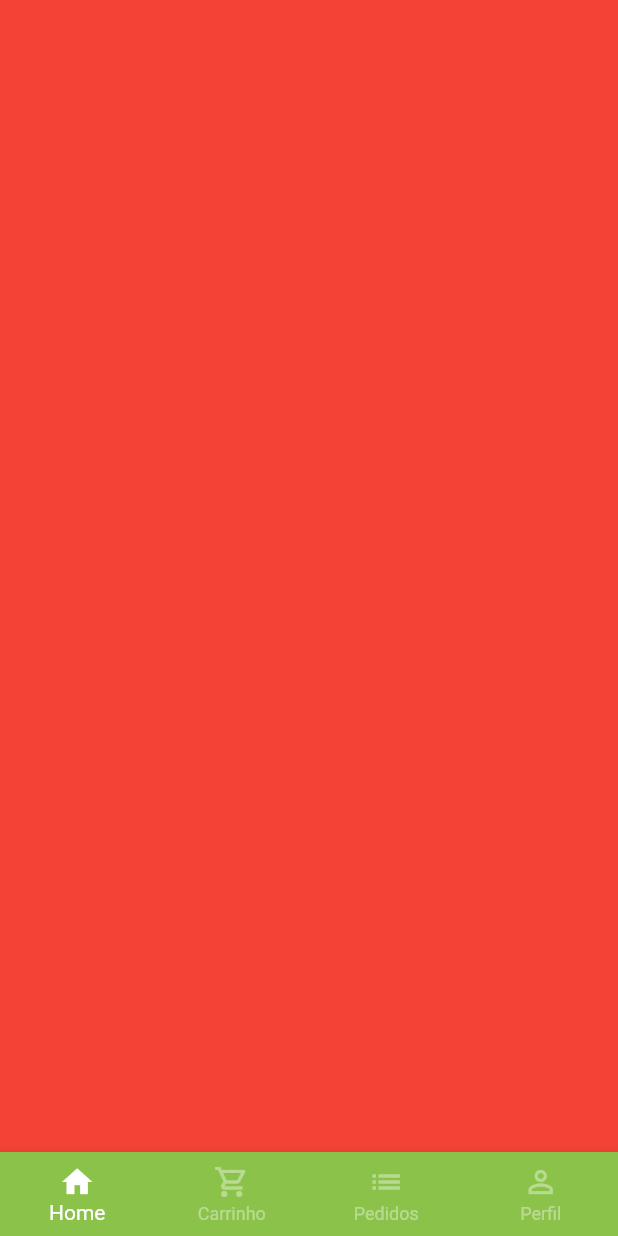
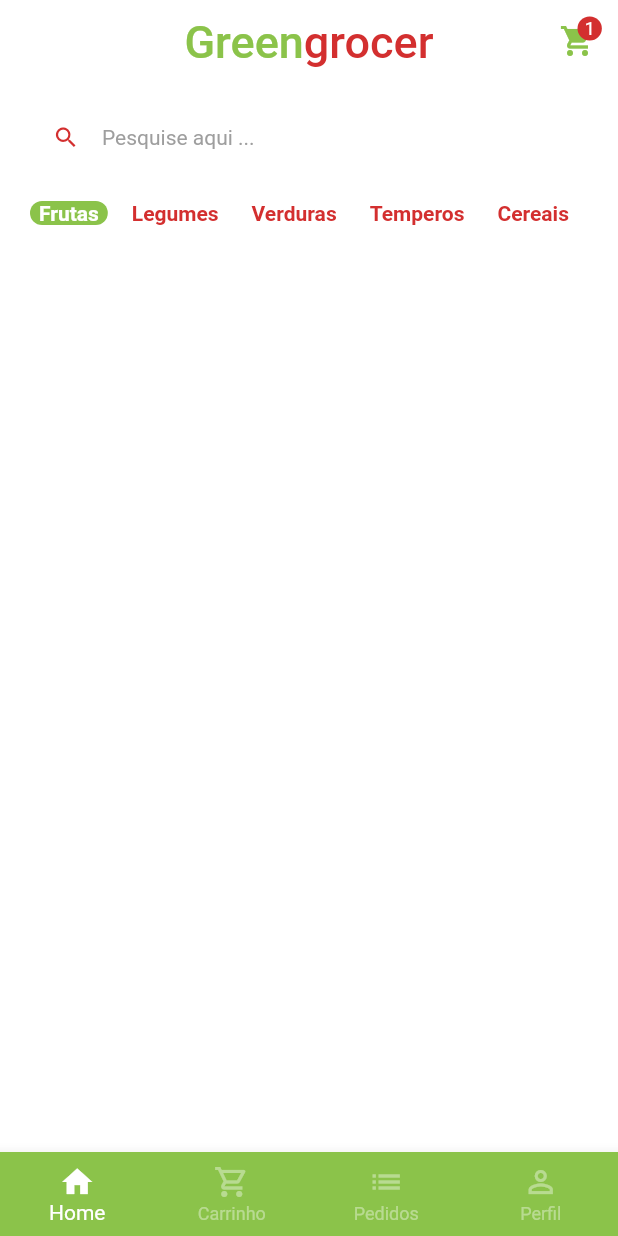
Before and after one commit to douglasgmsantos/udemy-quitanda, a Flutter app: the screen it shows after launch, after a tap on "Entrar", on a phone screen of 412 x 824 dp. Run offline on Flutter 3.47's test engine with Material 2 defaults, Android fonts, the phone set to English and light mode, and no system bars; our stand-ins replace animated_text_kit, mask_text_input_formatter.

Commit message:
feature: adicioando estrutura inicial da home.. appbar, busca e categorias

```diff
--- a/lib/main.dart
+++ b/lib/main.dart
@@ -11,7 +11,9 @@ class MainApp extends StatelessWidget {
   @override
   Widget build(BuildContext context) {
     return MaterialApp(
-      theme: ThemeData(primarySwatch: Colors.green),
+      theme: ThemeData(
+          primarySwatch: Colors.green,
+          scaffoldBackgroundColor: Colors.white.withAlpha(190)),
       debugShowCheckedModeBanner: false,
       home: const SignInScreen(),
     );
--- a/lib/src/base/base_screen.dart
+++ b/lib/src/base/base_screen.dart
@@ -1,5 +1,6 @@
 import 'package:flutter/material.dart';
 import 'package:quitanda/src/config/custom_colors.dart';
+import 'package:quitanda/src/home/home_tab.dart';
 
 class BaseScreen extends StatefulWidget {
   const BaseScreen({super.key});
@@ -52,9 +53,7 @@ class _BaseScreenState extends State<BaseScreen> {
         physics: const NeverScrollableScrollPhysics(),
         controller: pageController,
         children: [
-          Container(
-            color: Colors.red,
-          ),
+          HomeTab(),
           Container(
             color: Colors.green,
           ),
--- /dev/null
+++ b/lib/src/home/components/category_title.dart
@@ -0,0 +1,39 @@
+import 'package:flutter/material.dart';
+import 'package:quitanda/src/config/custom_colors.dart';
+
+class CategoryTitle extends StatelessWidget {
+  const CategoryTitle(
+      {super.key,
+      required this.category,
+      required this.isSelected,
+      required this.onPressed});
+
+  final String category;
+  final bool isSelected;
+  final VoidCallback onPressed;
+
+  @override
+  Widget build(BuildContext context) {
+    return GestureDetector(
+      onTap: onPressed,
+      child: Align(
+        alignment: Alignment.center,
+        child: Container(
+            padding: const EdgeInsets.symmetric(horizontal: 6),
+            decoration: BoxDecoration(
+                borderRadius: BorderRadius.circular(10),
+                color: isSelected
+                    ? CustomColors.customSwatchColor
+                    : Colors.transparent),
+            child: Text(
+              category,
+              style: TextStyle(
+                  color: isSelected
+                      ? Colors.white
+                      : CustomColors.customContrastColors,
+                  fontWeight: FontWeight.bold),
+            )),
+      ),
+    );
+  }
+}
--- /dev/null
+++ b/lib/src/home/home_tab.dart
@@ -0,0 +1,109 @@
+import 'package:flutter/material.dart';
+import 'package:quitanda/src/config/custom_colors.dart';
+import 'package:quitanda/src/home/components/category_title.dart';
+
+class HomeTab extends StatefulWidget {
+  const HomeTab({super.key});
+
+  @override
+  State<HomeTab> createState() => _HomeTabState();
+}
+
+class _HomeTabState extends State<HomeTab> {
+  List<String> categories = [
+    "Frutas",
+    "Legumes",
+    "Verduras",
+    "Temperos",
+    "Cereais"
+  ];
+
+  String selectedCategory = "Frutas";
+
+  @override
+  Widget build(BuildContext context) {
+    return Scaffold(
+      //App bar
+      appBar: AppBar(
+        backgroundColor: Colors.transparent,
+        elevation: 0,
+        centerTitle: true,
+        title:
+            Text.rich(TextSpan(style: const TextStyle(fontSize: 30), children: [
+          TextSpan(
+              style: TextStyle(color: CustomColors.customSwatchColor),
+              text: "Green"),
+          TextSpan(
+              style: TextStyle(color: CustomColors.customContrastColors),
+              text: "grocer")
+        ])),
+        actions: [
+          Padding(
+            padding: const EdgeInsets.only(top: 15, right: 15),
+            child: GestureDetector(
+              onTap: () {},
+              child: Badge(
+                backgroundColor: CustomColors.customContrastColors,
+                label: const Text(
+                  '1',
+                  style: TextStyle(color: Colors.white, fontSize: 12),
+                ),
+                child: Icon(
+                  Icons.shopping_cart,
+                  color: CustomColors.customSwatchColor,
+                ),
+              ),
+            ),
+          ),
+        ],
+      ),
+
+      body: Padding(
+        padding: const EdgeInsets.symmetric(vertical: 10, horizontal: 20),
+        child: Column(
+          children: [
+            //Campo de pesquisa
+            TextFormField(
+              decoration: InputDecoration(
+                  filled: true,
+                  fillColor: Colors.white,
+                  isDense: true,
+                  hintText: "Pesquise aqui ...",
+                  hintStyle:
+                      TextStyle(color: Colors.grey.shade500, fontSize: 14),
+                  prefixIcon: Icon(
+                    Icons.search,
+                    color: CustomColors.customContrastColors,
+                  ),
+                  border: OutlineInputBorder(
+                      borderRadius: BorderRadius.circular(60),
+                      borderSide:
+                          const BorderSide(width: 0, style: BorderStyle.none))),
+            ),
+
+            //Categorias
+            Container(
+              padding: const EdgeInsets.only(top: 10),
+              height: 40,
+              child: ListView.separated(
+                  scrollDirection: Axis.horizontal,
+                  itemBuilder: (_, index) => CategoryTitle(
+                        onPressed: () {
+                          setState(() {
+                            selectedCategory = categories[index];
+                          });
+                        },
+                        category: categories[index],
+                        isSelected: selectedCategory == categories[index],
+                      ),
+                  separatorBuilder: (_, index) => const SizedBox(width: 10),
+                  itemCount: categories.length),
+            )
+
+            //Grid
+          ],
+        ),
+      ),
+    );
+  }
+}
```
